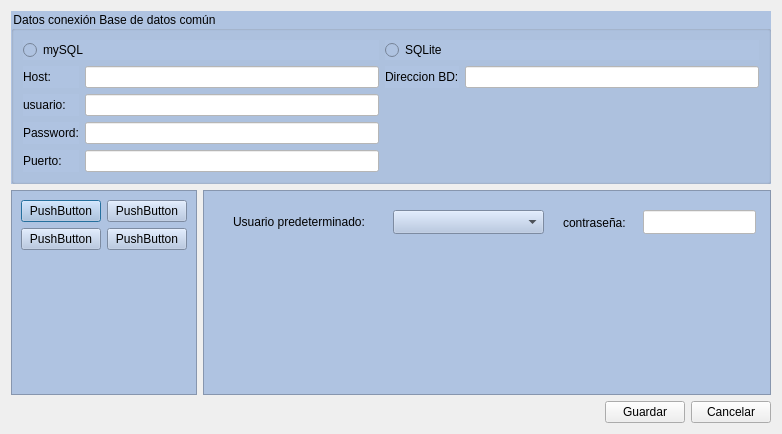
arcnexus/RedFoX, file Zona_Administrador/frmconfigterra.ui: the form before one commit.
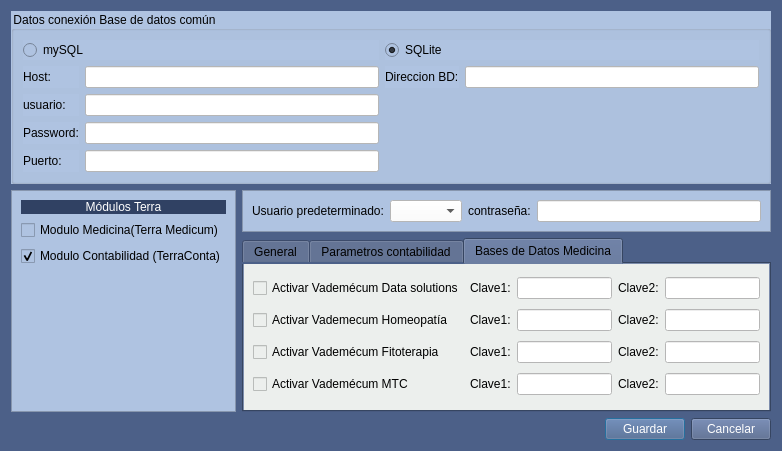
The form after the commit. The open tabs and pages were chosen to show the change. Icons and pictures are not drawn.

Commit message: configurar terra

```diff
--- a/Zona_Administrador/frmconfigterra.ui
+++ b/Zona_Administrador/frmconfigterra.ui
@@ -7,7 +7,7 @@
     <x>0</x>
     <y>0</y>
     <width>782</width>
-    <height>434</height>
+    <height>451</height>
    </rect>
   </property>
   <property name="windowTitle">
@@ -17,6 +17,9 @@
    <iconset resource="../terra.qrc">
     <normaloff>:/Icons/PNG/terra.png</normaloff>:/Icons/PNG/terra.png</iconset>
   </property>
+  <property name="styleSheet">
+   <string notr="true">background-color:#4c6088</string>
+  </property>
   <layout class="QGridLayout" name="gridLayout_2">
    <item row="0" column="0" colspan="4">
     <widget class="QGroupBox" name="groupBox">
@@ -39,6 +42,9 @@
         <property name="text">
          <string>SQLite</string>
         </property>
+        <property name="checked">
+         <bool>true</bool>
+        </property>
        </widget>
       </item>
       <item row="1" column="0">
@@ -114,62 +120,6 @@
      </layout>
     </widget>
    </item>
-   <item row="1" column="0">
-    <widget class="QFrame" name="frame">
-     <property name="styleSheet">
-      <string notr="true">background-color: rgb(175,195,225);</string>
-     </property>
-     <property name="frameShape">
-      <enum>QFrame::StyledPanel</enum>
-     </property>
-     <property name="frameShadow">
-      <enum>QFrame::Raised</enum>
-     </property>
-     <layout class="QGridLayout" name="gridLayout">
-      <item row="0" column="0">
-       <widget class="QPushButton" name="pushButton_3">
-        <property name="text">
-         <string>PushButton</string>
-        </property>
-       </widget>
-      </item>
-      <item row="1" column="0">
-       <widget class="QPushButton" name="pushButton_5">
-        <property name="text">
-         <string>PushButton</string>
-        </property>
-       </widget>
-      </item>
-      <item row="1" column="1">
-       <widget class="QPushButton" name="pushButton_6">
-        <property name="text">
-         <string>PushButton</string>
-        </property>
-       </widget>
-      </item>
-      <item row="0" column="1">
-       <widget class="QPushButton" name="pushButton_4">
-        <property name="text">
-         <string>PushButton</string>
-        </property>
-       </widget>
-      </item>
-      <item row="2" column="0">
-       <spacer name="verticalSpacer">
-        <property name="orientation">
-         <enum>Qt::Vertical</enum>
-        </property>
-        <property name="sizeHint" stdset="0">
-         <size>
-          <width>20</width>
-          <height>40</height>
-         </size>
-        </property>
-       </spacer>
-      </item>
-     </layout>
-    </widget>
-   </item>
    <item row="1" column="1" colspan="3">
     <widget class="QFrame" name="frame_2">
      <property name="styleSheet">
@@ -181,58 +131,39 @@
      <property name="frameShadow">
       <enum>QFrame::Raised</enum>
      </property>
-     <widget class="QLabel" name="label_6">
-      <property name="geometry">
-       <rect>
-        <x>30</x>
-        <y>24</y>
-        <width>161</width>
-        <height>16</height>
-       </rect>
-      </property>
-      <property name="text">
-       <string>Usuario predeterminado:</string>
-      </property>
-     </widget>
-     <widget class="QComboBox" name="comboBox">
-      <property name="geometry">
-       <rect>
-        <x>190</x>
-        <y>20</y>
-        <width>151</width>
-        <height>24</height>
-       </rect>
-      </property>
-     </widget>
-     <widget class="QLabel" name="label_7">
-      <property name="geometry">
-       <rect>
-        <x>360</x>
-        <y>25</y>
-        <width>81</width>
-        <height>16</height>
-       </rect>
-      </property>
-      <property name="text">
-       <string>contraseña:</string>
-      </property>
-     </widget>
-     <widget class="QLineEdit" name="lineEdit_6">
-      <property name="geometry">
-       <rect>
-        <x>440</x>
-        <y>20</y>
-        <width>113</width>
-        <height>24</height>
-       </rect>
-      </property>
-      <property name="styleSheet">
-       <string notr="true">background-color: rgb(255, 255, 255);</string>
-      </property>
-     </widget>
+     <layout class="QGridLayout" name="gridLayout_7">
+      <item row="0" column="0">
+       <widget class="QLabel" name="label_6">
+        <property name="text">
+         <string>Usuario predeterminado:</string>
+        </property>
+       </widget>
+      </item>
+      <item row="0" column="1">
+       <widget class="QComboBox" name="cboUsuarioActivo">
+        <property name="styleSheet">
+         <string notr="true">background-color: rgb(255, 255, 255);</string>
+        </property>
+       </widget>
+      </item>
+      <item row="0" column="2">
+       <widget class="QLabel" name="label_7">
+        <property name="text">
+         <string>contraseña:</string>
+        </property>
+       </widget>
+      </item>
+      <item row="0" column="3">
+       <widget class="QLineEdit" name="txtContrasenaActiva">
+        <property name="styleSheet">
+         <string notr="true">background-color: rgb(255, 255, 255);</string>
+        </property>
+       </widget>
+      </item>
+     </layout>
     </widget>
    </item>
-   <item row="2" column="1">
+   <item row="3" column="1">
     <spacer name="horizontalSpacer">
      <property name="orientation">
       <enum>Qt::Horizontal</enum>
@@ -245,20 +176,427 @@
      </property>
     </spacer>
    </item>
-   <item row="2" column="2">
+   <item row="3" column="2">
     <widget class="QPushButton" name="pushButton">
+     <property name="styleSheet">
+      <string notr="true">color: rgb(255, 255, 255);</string>
+     </property>
      <property name="text">
       <string>Guardar</string>
      </property>
     </widget>
    </item>
-   <item row="2" column="3">
+   <item row="3" column="3">
     <widget class="QPushButton" name="pushButton_2">
+     <property name="styleSheet">
+      <string notr="true">color: rgb(255, 255, 255);</string>
+     </property>
      <property name="text">
       <string>Cancelar</string>
      </property>
     </widget>
    </item>
+   <item row="1" column="0" rowspan="2">
+    <widget class="QFrame" name="frame">
+     <property name="styleSheet">
+      <string notr="true">background-color: rgb(175,195,225);</string>
+     </property>
+     <property name="frameShape">
+      <enum>QFrame::StyledPanel</enum>
+     </property>
+     <property name="frameShadow">
+      <enum>QFrame::Raised</enum>
+     </property>
+     <layout class="QGridLayout" name="gridLayout">
+      <item row="3" column="0">
+       <spacer name="verticalSpacer">
+        <property name="orientation">
+         <enum>Qt::Vertical</enum>
+        </property>
+        <property name="sizeHint" stdset="0">
+         <size>
+          <width>20</width>
+          <height>40</height>
+         </size>
+        </property>
+       </spacer>
+      </item>
+      <item row="2" column="0" colspan="2">
+       <widget class="QCheckBox" name="chkconta">
+        <property name="text">
+         <string>Modulo Contabilidad (TerraConta)</string>
+        </property>
+        <property name="checked">
+         <bool>true</bool>
+        </property>
+       </widget>
+      </item>
+      <item row="1" column="0" colspan="2">
+       <widget class="QCheckBox" name="chkmedicum">
+        <property name="text">
+         <string>Modulo Medicina(Terra Medicum)</string>
+        </property>
+       </widget>
+      </item>
+      <item row="0" column="0" colspan="2">
+       <widget class="QLabel" name="label_32">
+        <property name="styleSheet">
+         <string notr="true">background: #304163;
+color: rgb(255,255,255);</string>
+        </property>
+        <property name="text">
+         <string>Módulos Terra</string>
+        </property>
+        <property name="alignment">
+         <set>Qt::AlignCenter</set>
+        </property>
+       </widget>
+      </item>
+     </layout>
+    </widget>
+   </item>
+   <item row="2" column="1" colspan="3">
+    <widget class="QTabWidget" name="tabWidget_3">
+     <property name="minimumSize">
+      <size>
+       <width>0</width>
+       <height>158</height>
+      </size>
+     </property>
+     <property name="styleSheet">
+      <string notr="true">
+</string>
+     </property>
+     <property name="currentIndex">
+      <number>0</number>
+     </property>
+     <widget class="QWidget" name="Pagina_general">
+      <property name="styleSheet">
+       <string notr="true">background-color: #ecefed;</string>
+      </property>
+      <attribute name="title">
+       <string>General</string>
+      </attribute>
+      <layout class="QGridLayout" name="gridLayout_6">
+       <item row="1" column="0" colspan="2">
+        <widget class="QCheckBox" name="chkProfesional">
+         <property name="text">
+          <string>Profesional /Autonomo (Ret. IRPF)</string>
+         </property>
+        </widget>
+       </item>
+       <item row="0" column="3" colspan="2">
+        <widget class="QCheckBox" name="checkBox">
+         <property name="text">
+          <string>Enlazar 'onTime' con PrestaShop</string>
+         </property>
+        </widget>
+       </item>
+       <item row="2" column="0">
+        <widget class="QLabel" name="label_9">
+         <property name="text">
+          <string>digitos factura:</string>
+         </property>
+        </widget>
+       </item>
+       <item row="0" column="1" colspan="2">
+        <widget class="QComboBox" name="cboPaises">
+         <property name="minimumSize">
+          <size>
+           <width>122</width>
+           <height>0</height>
+          </size>
+         </property>
+         <property name="styleSheet">
+          <string notr="true">background-color: rgb(255, 255, 255);</string>
+         </property>
+        </widget>
+       </item>
+       <item row="2" column="1" colspan="2">
+        <widget class="QSpinBox" name="spinDigitosFactura">
+         <property name="styleSheet">
+          <string notr="true">background-color: rgb(255, 255, 255);</string>
+         </property>
+        </widget>
+       </item>
+       <item row="0" column="0">
+        <widget class="QLabel" name="label_8">
+         <property name="text">
+          <string>Pais:</string>
+         </property>
+        </widget>
+       </item>
+       <item row="1" column="2">
+        <widget class="QLineEdit" name="txtPorcIRPF">
+         <property name="maximumSize">
+          <size>
+           <width>60</width>
+           <height>16777215</height>
+          </size>
+         </property>
+         <property name="styleSheet">
+          <string notr="true">background-color: rgb(255, 255, 255);</string>
+         </property>
+        </widget>
+       </item>
+      </layout>
+     </widget>
+     <widget class="QWidget" name="Pagina_contabilidad">
+      <property name="styleSheet">
+       <string notr="true">background-color: #ecefed;</string>
+      </property>
+      <attribute name="title">
+       <string>Parametros contabilidad</string>
+      </attribute>
+      <layout class="QGridLayout" name="gridLayout_9">
+       <item row="0" column="0">
+        <layout class="QGridLayout" name="gridLayout_8">
+         <item row="0" column="0">
+          <widget class="QLabel" name="label_18">
+           <property name="text">
+            <string>Digitos cuentas contables</string>
+           </property>
+          </widget>
+         </item>
+         <item row="0" column="1">
+          <widget class="QSpinBox" name="spinDigitosCuentaContable">
+           <property name="styleSheet">
+            <string notr="true">background-color: rgb(255, 255, 255);</string>
+           </property>
+          </widget>
+         </item>
+         <item row="0" column="2">
+          <widget class="QLabel" name="label_22">
+           <property name="text">
+            <string>Cuenta cobros:</string>
+           </property>
+          </widget>
+         </item>
+         <item row="0" column="3">
+          <widget class="QLineEdit" name="txtCuentaCobros">
+           <property name="styleSheet">
+            <string notr="true">background-color: rgb(255, 255, 255);</string>
+           </property>
+          </widget>
+         </item>
+         <item row="1" column="0">
+          <widget class="QLabel" name="label_19">
+           <property name="text">
+            <string>Cuenta clientes:</string>
+           </property>
+          </widget>
+         </item>
+         <item row="1" column="1">
+          <widget class="QLineEdit" name="txtCuentaClientes">
+           <property name="styleSheet">
+            <string notr="true">background-color: rgb(255, 255, 255);</string>
+           </property>
+          </widget>
+         </item>
+         <item row="1" column="2">
+          <widget class="QLabel" name="label_23">
+           <property name="text">
+            <string>Cuenta pagos:</string>
+           </property>
+          </widget>
+         </item>
+         <item row="1" column="3">
+          <widget class="QLineEdit" name="txtCuentaPagos">
+           <property name="styleSheet">
+            <string notr="true">background-color: rgb(255, 255, 255);</string>
+           </property>
+          </widget>
+         </item>
+         <item row="2" column="0">
+          <widget class="QLabel" name="label_20">
+           <property name="text">
+            <string>Cuenta proveedores:</string>
+           </property>
+          </widget>
+         </item>
+         <item row="2" column="1">
+          <widget class="QLineEdit" name="txtCuentaProveedores">
+           <property name="styleSheet">
+            <string notr="true">background-color: rgb(255, 255, 255);</string>
+           </property>
+          </widget>
+         </item>
+         <item row="3" column="0">
+          <widget class="QLabel" name="label_21">
+           <property name="text">
+            <string>Cuenta acreedores:</string>
+           </property>
+          </widget>
+         </item>
+         <item row="3" column="1">
+          <widget class="QLineEdit" name="txtCuentaAcreedores">
+           <property name="styleSheet">
+            <string notr="true">background-color: rgb(255, 255, 255);</string>
+           </property>
+          </widget>
+         </item>
+        </layout>
+       </item>
+      </layout>
+     </widget>
+     <widget class="QWidget" name="Pagina_Vademecums">
+      <property name="styleSheet">
+       <string notr="true">background-color: #ecefed;</string>
+      </property>
+      <attribute name="title">
+       <string>Bases de Datos Medicina</string>
+      </attribute>
+      <layout class="QGridLayout" name="gridLayout_10">
+       <item row="0" column="0">
+        <widget class="QCheckBox" name="chkVademecum_alopatico">
+         <property name="text">
+          <string>Activar Vademécum Data solutions</string>
+         </property>
+        </widget>
+       </item>
+       <item row="0" column="1">
+        <widget class="QLabel" name="label_24">
+         <property name="text">
+          <string>Clave1:</string>
+         </property>
+        </widget>
+       </item>
+       <item row="0" column="2">
+        <widget class="QLineEdit" name="txtclaveV1_1">
+         <property name="styleSheet">
+          <string notr="true">background-color: rgb(255, 255, 255);</string>
+         </property>
+        </widget>
+       </item>
+       <item row="0" column="3">
+        <widget class="QLabel" name="label_25">
+         <property name="text">
+          <string>Clave2:</string>
+         </property>
+        </widget>
+       </item>
+       <item row="0" column="4">
+        <widget class="QLineEdit" name="txtclaveV1_2">
+         <property name="styleSheet">
+          <string notr="true">background-color: rgb(255, 255, 255);</string>
+         </property>
+        </widget>
+       </item>
+       <item row="1" column="0">
+        <widget class="QCheckBox" name="chkVademecum_homeopatia">
+         <property name="text">
+          <string>Activar Vademecum Homeopatía</string>
+         </property>
+        </widget>
+       </item>
+       <item row="1" column="1">
+        <widget class="QLabel" name="label_27">
+         <property name="text">
+          <string>Clave1:</string>
+         </property>
+        </widget>
+       </item>
+       <item row="1" column="2">
+        <widget class="QLineEdit" name="txtclaveV2_1">
+         <property name="styleSheet">
+          <string notr="true">background-color: rgb(255, 255, 255);</string>
+         </property>
+        </widget>
+       </item>
+       <item row="1" column="3">
+        <widget class="QLabel" name="label_26">
+         <property name="text">
+          <string>Clave2:</string>
+         </property>
+        </widget>
+       </item>
+       <item row="1" column="4">
+        <widget class="QLineEdit" name="txtclaveV2_2">
+         <property name="styleSheet">
+          <string notr="true">background-color: rgb(255, 255, 255);</string>
+         </property>
+        </widget>
+       </item>
+       <item row="2" column="0">
+        <widget class="QCheckBox" name="chk_vademecum_fitoterapia">
+         <property name="text">
+          <string>Activar Vademécum Fitoterapia</string>
+         </property>
+        </widget>
+       </item>
+       <item row="2" column="1">
+        <widget class="QLabel" name="label_29">
+         <property name="text">
+          <string>Clave1:</string>
+         </property>
+        </widget>
+       </item>
+       <item row="2" column="2">
+        <widget class="QLineEdit" name="txtclaveV3_1">
+         <property name="styleSheet">
+          <string notr="true">background-color: rgb(255, 255, 255);</string>
+         </property>
+        </widget>
+       </item>
+       <item row="2" column="3">
+        <widget class="QLabel" name="label_28">
+         <property name="text">
+          <string>Clave2:</string>
+         </property>
+        </widget>
+       </item>
+       <item row="2" column="4">
+        <widget class="QLineEdit" name="txtclaveV3_2">
+         <property name="styleSheet">
+          <string notr="true">background-color: rgb(255, 255, 255);</string>
+         </property>
+        </widget>
+       </item>
+       <item row="3" column="0">
+        <widget class="QCheckBox" name="chkVademecum_MTC">
+         <property name="text">
+          <string>Activar Vademécum MTC</string>
+         </property>
+        </widget>
+       </item>
+       <item row="3" column="1">
+        <widget class="QLabel" name="label_31">
+         <property name="text">
+          <string>Clave1:</string>
+         </property>
+        </widget>
+       </item>
+       <item row="3" column="2">
+        <widget class="QLineEdit" name="txtclaveV4_1">
+         <property name="styleSheet">
+          <string notr="true">background-color: rgb(255, 255, 255);</string>
+         </property>
+         <property name="text">
+          <string/>
+         </property>
+        </widget>
+       </item>
+       <item row="3" column="3">
+        <widget class="QLabel" name="label_30">
+         <property name="text">
+          <string>Clave2:</string>
+         </property>
+        </widget>
+       </item>
+       <item row="3" column="4">
+        <widget class="QLineEdit" name="txtclaveV4_2">
+         <property name="styleSheet">
+          <string notr="true">background-color: rgb(255, 255, 255);</string>
+         </property>
+         <property name="text">
+          <string/>
+         </property>
+        </widget>
+       </item>
+      </layout>
+     </widget>
+    </widget>
+   </item>
   </layout>
  </widget>
  <resources>
```
Left out of the diff: 33 changed lines with no effect on the pictures. The commit also changes 5 other files.
